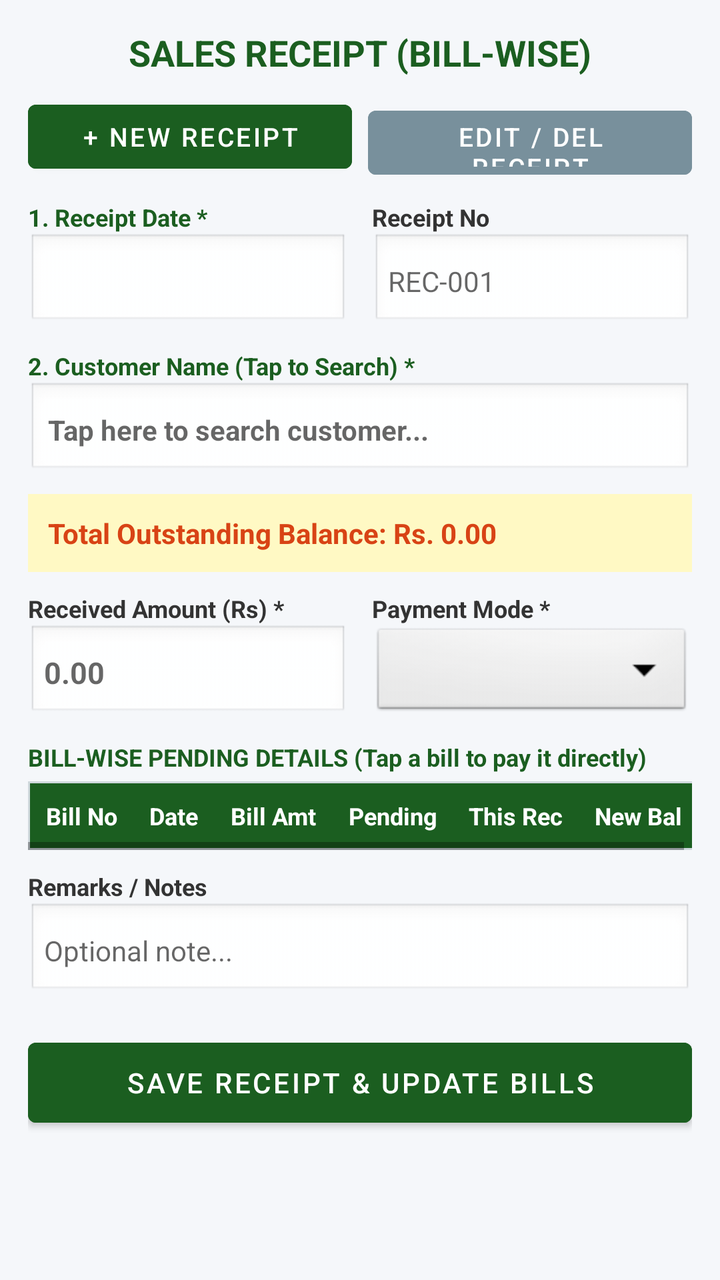
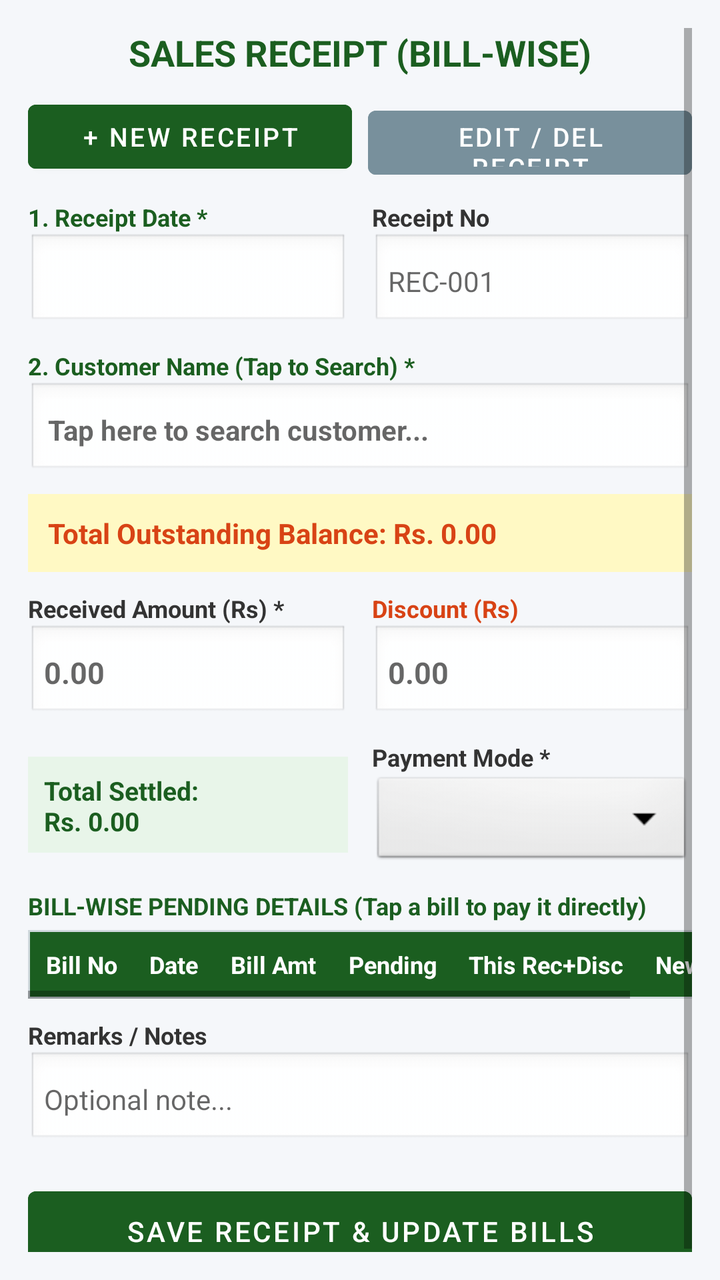

The first picture is an Android layout as it rendered before a commit; the second is the same layout after the commit. The layout source and the unified diff follow.
<!-- AndroidManifest.xml: application theme Theme.MaterialComponents.DayNight.DarkActionBar -->
<!-- res/layout/activity_sales_receipt.xml -->
<?xml version="1.0" encoding="utf-8"?>
<ScrollView xmlns:android="http://schemas.android.com/apk/res/android"
    android:layout_width="match_parent"
    android:layout_height="match_parent"
    android:background="#F5F7FA"
    android:padding="14dp">

    <LinearLayout
        android:layout_width="match_parent"
        android:layout_height="wrap_content"
        android:orientation="vertical">

        <TextView
            android:id="@+id/tvRecHeader"
            android:layout_width="match_parent"
            android:layout_height="wrap_content"
            android:text="SALES RECEIPT (BILL-WISE)"
            android:textSize="18sp"
            android:textStyle="bold"
            android:textColor="#1B5E20"
            android:gravity="center"
            android:layout_marginBottom="8dp" />

        
        <LinearLayout
            android:layout_width="match_parent"
            android:layout_height="wrap_content"
            android:orientation="horizontal"
            android:weightSum="2"
            android:layout_marginBottom="10dp">

            <Button
                android:id="@+id/btnModeNewRec"
                android:layout_width="0dp"
                android:layout_height="44dp"
                android:layout_weight="1"
                android:text="+ NEW RECEIPT"
                android:backgroundTint="#1B5E20"
                android:textColor="#FFFFFF"
                android:textSize="13sp"
                android:layout_marginEnd="4dp" />

            <Button
                android:id="@+id/btnModeEditRec"
                android:layout_width="0dp"
                android:layout_height="44dp"
                android:layout_weight="1"
                android:text="EDIT / DEL RECEIPT"
                android:backgroundTint="#78909C"
                android:textColor="#FFFFFF"
                android:textSize="13sp"
                android:layout_marginStart="4dp" />
        </LinearLayout>

        
        <LinearLayout
            android:id="@+id/layoutEditRecPanel"
            android:layout_width="match_parent"
            android:layout_height="wrap_content"
            android:orientation="vertical"
            android:background="#FFF3E0"
            android:padding="10dp"
            android:visibility="gone"
            android:layout_marginBottom="12dp">

            <TextView
                android:layout_width="match_parent"
                android:layout_height="wrap_content"
                android:text="SELECT DATE &amp; CUSTOMER TO EDIT / DELETE RECEIPT"
                android:textSize="12sp"
                android:textStyle="bold"
                android:textColor="#E65100"
                android:layout_marginBottom="8dp" />

            <LinearLayout
                android:layout_width="match_parent"
                android:layout_height="wrap_content"
                android:orientation="horizontal"
                android:weightSum="2"
                android:layout_marginBottom="8dp">

                <LinearLayout android:layout_width="0dp" android:layout_height="wrap_content" android:layout_weight="1" android:orientation="vertical" android:layout_marginEnd="6dp">
                    <TextView android:layout_width="wrap_content" android:layout_height="wrap_content" android:text="1. Receipt Date *" android:textSize="11sp" android:textStyle="bold" android:textColor="#333333" />
                    <EditText
                        android:id="@+id/etEditRecFilterDate"
                        android:layout_width="match_parent"
                        android:layout_height="46dp"
                        android:focusable="false"
                        android:clickable="true"
                        android:textColor="#000000"
                        android:textStyle="bold"
                        android:background="@android:drawable/edit_text"
                        android:padding="8dp"
                        android:textSize="13sp" />
                </LinearLayout>

                <LinearLayout android:layout_width="0dp" android:layout_height="wrap_content" android:layout_weight="1" android:orientation="vertical" android:layout_marginStart="6dp">
                    <TextView android:layout_width="wrap_content" android:layout_height="wrap_content" android:text="2. Customer Name *" android:textSize="11sp" android:textStyle="bold" android:textColor="#333333" />
                    <Spinner
                        android:id="@+id/spEditRecFilterCustomer"
                        android:layout_width="match_parent"
                        android:layout_height="46dp"
                        android:spinnerMode="dialog"
                        android:background="@android:drawable/btn_dropdown" />
                </LinearLayout>
            </LinearLayout>

            <LinearLayout
                android:id="@+id/llMatchingRecList"
                android:layout_width="match_parent"
                android:layout_height="wrap_content"
                android:orientation="vertical" />
        </LinearLayout>

        
        <LinearLayout
            android:layout_width="match_parent"
            android:layout_height="wrap_content"
            android:orientation="horizontal"
            android:weightSum="2"
            android:layout_marginBottom="10dp">

            <LinearLayout android:layout_width="0dp" android:layout_height="wrap_content" android:layout_weight="1" android:orientation="vertical" android:layout_marginEnd="6dp">
                <TextView android:layout_width="wrap_content" android:layout_height="wrap_content" android:text="1. Receipt Date *" android:textSize="12sp" android:textStyle="bold" android:textColor="#1B5E20" />
                <EditText
                    android:id="@+id/etRecDate"
                    android:layout_width="match_parent"
                    android:layout_height="48dp"
                    android:focusable="false"
                    android:clickable="true"
                    android:textColor="#000000"
                    android:textStyle="bold"
                    android:background="@android:drawable/edit_text"
                    android:padding="8dp"
                    android:textSize="14sp" />
            </LinearLayout>

            <LinearLayout android:layout_width="0dp" android:layout_height="wrap_content" android:layout_weight="1" android:orientation="vertical" android:layout_marginStart="6dp">
                <TextView android:layout_width="wrap_content" android:layout_height="wrap_content" android:text="Receipt No" android:textSize="12sp" android:textStyle="bold" android:textColor="#333333" />
                <EditText
                    android:id="@+id/etRecNo"
                    android:layout_width="match_parent"
                    android:layout_height="48dp"
                    android:hint="REC-001"
                    android:textColor="#000000"
                    android:background="@android:drawable/edit_text"
                    android:padding="8dp"
                    android:textSize="14sp" />
            </LinearLayout>
        </LinearLayout>

        
        <TextView android:layout_width="wrap_content" android:layout_height="wrap_content" android:text="2. Customer Name (Tap to Search) *" android:textSize="12sp" android:textStyle="bold" android:textColor="#1B5E20" />
        <EditText
            android:id="@+id/etSearchCustomer"
            android:layout_width="match_parent"
            android:layout_height="48dp"
            android:hint="Tap here to search customer..."
            android:focusable="false"
            android:clickable="true"
            android:textColor="#000000"
            android:textStyle="bold"
            android:background="@android:drawable/edit_text"
            android:padding="10dp"
            android:textSize="14sp"
            android:layout_marginBottom="8dp" />

        
        <TextView
            android:id="@+id/tvCustOutstanding"
            android:layout_width="match_parent"
            android:layout_height="wrap_content"
            android:text="Total Outstanding Balance: Rs. 0.00"
            android:background="#FFF9C4"
            android:textColor="#D84315"
            android:textStyle="bold"
            android:textSize="14sp"
            android:padding="10dp"
            android:layout_marginBottom="10dp" />

        
        <LinearLayout
            android:layout_width="match_parent"
            android:layout_height="wrap_content"
            android:orientation="horizontal"
            android:weightSum="2"
            android:layout_marginBottom="10dp">

            <LinearLayout android:layout_width="0dp" android:layout_height="wrap_content" android:layout_weight="1" android:orientation="vertical" android:layout_marginEnd="6dp">
                <TextView android:layout_width="wrap_content" android:layout_height="wrap_content" android:text="Received Amount (Rs) *" android:textSize="12sp" android:textStyle="bold" android:textColor="#333333" />
                <EditText
                    android:id="@+id/etRecAmount"
                    android:layout_width="match_parent"
                    android:layout_height="48dp"
                    android:hint="0.00"
                    android:inputType="numberDecimal"
                    android:textColor="#000000"
                    android:textStyle="bold"
                    android:background="@android:drawable/edit_text"
                    android:padding="8dp"
                    android:textSize="15sp" />
            </LinearLayout>

            <LinearLayout android:layout_width="0dp" android:layout_height="wrap_content" android:layout_weight="1" android:orientation="vertical" android:layout_marginStart="6dp">
                <TextView android:layout_width="wrap_content" android:layout_height="wrap_content" android:text="Payment Mode *" android:textSize="12sp" android:textStyle="bold" android:textColor="#333333" />
                <Spinner
                    android:id="@+id/spRecMode"
                    android:layout_width="match_parent"
                    android:layout_height="48dp"
                    android:spinnerMode="dialog"
                    android:background="@android:drawable/btn_dropdown" />
            </LinearLayout>
        </LinearLayout>

        
        <TextView
            android:layout_width="match_parent"
            android:layout_height="wrap_content"
            android:text="BILL-WISE PENDING DETAILS (Tap a bill to pay it directly)"
            android:textSize="12sp"
            android:textStyle="bold"
            android:textColor="#1B5E20"
            android:layout_marginBottom="4dp" />

        <HorizontalScrollView
            android:layout_width="match_parent"
            android:layout_height="wrap_content"
            android:background="#FFFFFF"
            android:layout_marginBottom="10dp">

            <TableLayout
                android:id="@+id/tlReceiptBills"
                android:layout_width="wrap_content"
                android:layout_height="wrap_content"
                android:stretchColumns="*"
                android:background="#CFD8DC"
                android:padding="1dp">

                <TableRow android:background="#1B5E20">
                    <TextView android:layout_width="wrap_content" android:layout_height="wrap_content" android:text="Bill No" android:textColor="#FFFFFF" android:textStyle="bold" android:textSize="12sp" android:padding="8dp" />
                    <TextView android:layout_width="wrap_content" android:layout_height="wrap_content" android:text="Date" android:textColor="#FFFFFF" android:textStyle="bold" android:textSize="12sp" android:padding="8dp" />
                    <TextView android:layout_width="wrap_content" android:layout_height="wrap_content" android:text="Bill Amt" android:textColor="#FFFFFF" android:textStyle="bold" android:textSize="12sp" android:padding="8dp" android:gravity="end" />
                    <TextView android:layout_width="wrap_content" android:layout_height="wrap_content" android:text="Pending" android:textColor="#FFFFFF" android:textStyle="bold" android:textSize="12sp" android:padding="8dp" android:gravity="end" />
                    <TextView android:layout_width="wrap_content" android:layout_height="wrap_content" android:text="This Rec" android:textColor="#FFFFFF" android:textStyle="bold" android:textSize="12sp" android:padding="8dp" android:gravity="end" />
                    <TextView android:layout_width="wrap_content" android:layout_height="wrap_content" android:text="New Bal" android:textColor="#FFFFFF" android:textStyle="bold" android:textSize="12sp" android:padding="8dp" android:gravity="end" />
                </TableRow>
            </TableLayout>
        </HorizontalScrollView>

        
        <TextView android:layout_width="wrap_content" android:layout_height="wrap_content" android:text="Remarks / Notes" android:textSize="12sp" android:textStyle="bold" android:textColor="#333333" />
        <EditText
            android:id="@+id/etRecRemarks"
            android:layout_width="match_parent"
            android:layout_height="48dp"
            android:hint="Optional note..."
            android:textColor="#000000"
            android:background="@android:drawable/edit_text"
            android:padding="8dp"
            android:textSize="14sp"
            android:layout_marginBottom="16dp" />

        <Button
            android:id="@+id/btnSaveReceipt"
            android:layout_width="match_parent"
            android:layout_height="52dp"
            android:text="SAVE RECEIPT &amp; UPDATE BILLS"
            android:backgroundTint="#1B5E20"
            android:textColor="#FFFFFF" />

    </LinearLayout>
</ScrollView>
<!-- resources referenced by this layout -->
<resources>

</resources>

<!-- the commit's change to res/layout/activity_sales_receipt.xml (unified diff, before → after) -->
@@ -202,6 +202,45 @@
             </LinearLayout>
 
             <LinearLayout android:layout_width="0dp" android:layout_height="wrap_content" android:layout_weight="1" android:orientation="vertical" android:layout_marginStart="6dp">
+                <TextView android:layout_width="wrap_content" android:layout_height="wrap_content" android:text="Discount (Rs)" android:textSize="12sp" android:textStyle="bold" android:textColor="#D84315" />
+                <EditText
+                    android:id="@+id/etRecDiscount"
+                    android:layout_width="match_parent"
+                    android:layout_height="48dp"
+                    android:hint="0.00"
+                    android:inputType="numberDecimal"
+                    android:textColor="#000000"
+                    android:textStyle="bold"
+                    android:background="@android:drawable/edit_text"
+                    android:padding="8dp"
+                    android:textSize="15sp" />
+            </LinearLayout>
+        </LinearLayout>
+
+        
+        <LinearLayout
+            android:layout_width="match_parent"
+            android:layout_height="wrap_content"
+            android:orientation="horizontal"
+            android:weightSum="2"
+            android:gravity="center_vertical"
+            android:layout_marginBottom="10dp">
+
+            <TextView
+                android:id="@+id/tvRecTotalSettled"
+                android:layout_width="0dp"
+                android:layout_height="48dp"
+                android:layout_weight="1"
+                android:text="Total Settled:\nRs. 0.00"
+                android:background="#E8F5E9"
+                android:textColor="#1B5E20"
+                android:textStyle="bold"
+                android:textSize="13sp"
+                android:gravity="center_vertical"
+                android:padding="8dp"
+                android:layout_marginEnd="6dp" />
+
+            <LinearLayout android:layout_width="0dp" android:layout_height="wrap_content" android:layout_weight="1" android:orientation="vertical" android:layout_marginStart="6dp">
                 <TextView android:layout_width="wrap_content" android:layout_height="wrap_content" android:text="Payment Mode *" android:textSize="12sp" android:textStyle="bold" android:textColor="#333333" />
                 <Spinner
                     android:id="@+id/spRecMode"
@@ -241,7 +280,7 @@
                     <TextView android:layout_width="wrap_content" android:layout_height="wrap_content" android:text="Date" android:textColor="#FFFFFF" android:textStyle="bold" android:textSize="12sp" android:padding="8dp" />
                     <TextView android:layout_width="wrap_content" android:layout_height="wrap_content" android:text="Bill Amt" android:textColor="#FFFFFF" android:textStyle="bold" android:textSize="12sp" android:padding="8dp" android:gravity="end" />
                     <TextView android:layout_width="wrap_content" android:layout_height="wrap_content" android:text="Pending" android:textColor="#FFFFFF" android:textStyle="bold" android:textSize="12sp" android:padding="8dp" android:gravity="end" />
-                    <TextView android:layout_width="wrap_content" android:layout_height="wrap_content" android:text="This Rec" android:textColor="#FFFFFF" android:textStyle="bold" android:textSize="12sp" android:padding="8dp" android:gravity="end" />
+                    <TextView android:layout_width="wrap_content" android:layout_height="wrap_content" android:text="This Rec+Disc" android:textColor="#FFFFFF" android:textStyle="bold" android:textSize="12sp" android:padding="8dp" android:gravity="end" />
                     <TextView android:layout_width="wrap_content" android:layout_height="wrap_content" android:text="New Bal" android:textColor="#FFFFFF" android:textStyle="bold" android:textSize="12sp" android:padding="8dp" android:gravity="end" />
                 </TableRow>
             </TableLayout>
